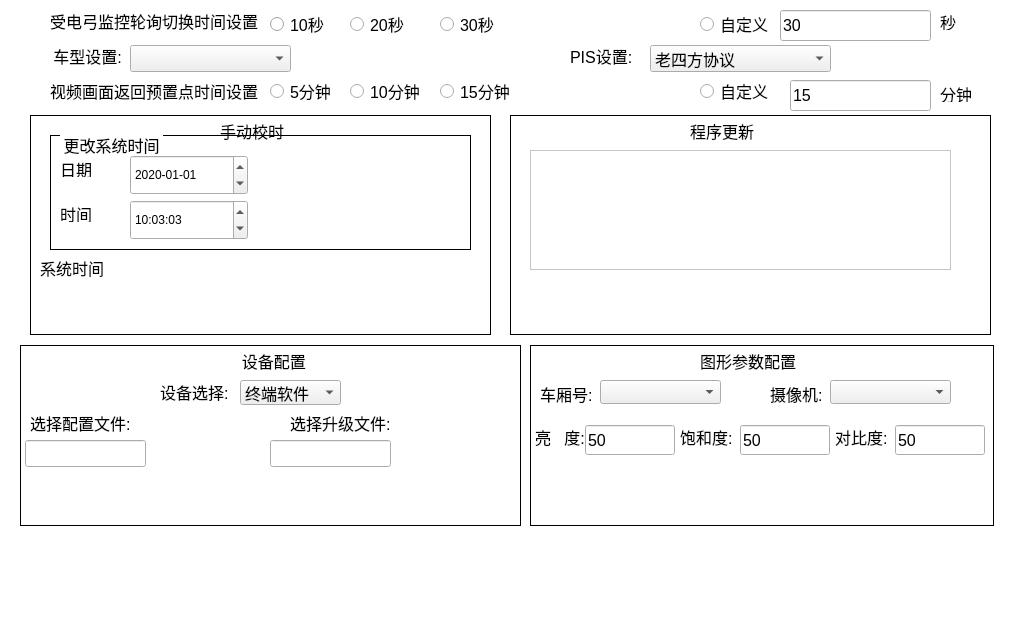
Before: the Qt Designer form devupdatewidget.ui in 1157889734/monitor_clent, drawn with Qt 5.
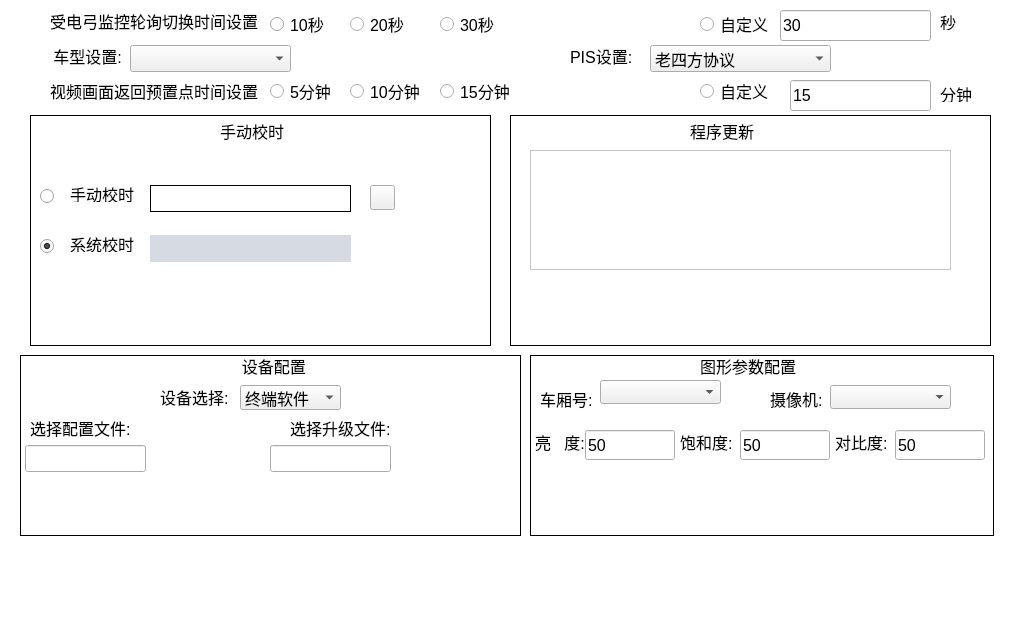
After: the same form once the commit is applied. Icons and pictures are not drawn.

Commit message: 1.修改时间显示窗口 2.修改升级配置文件方式 3.打开调试打印信息 4.未操作暂时禁止全屏显示

What changed in the file:
```diff
--- a/devupdatewidget.ui
+++ b/devupdatewidget.ui
@@ -569,7 +569,7 @@
     <property name="geometry">
      <rect>
       <x>5</x>
-      <y>325</y>
+      <y>330</y>
       <width>121</width>
       <height>27</height>
      </rect>
@@ -584,7 +584,7 @@
     <property name="geometry">
      <rect>
       <x>565</x>
-      <y>310</y>
+      <y>315</y>
       <width>90</width>
       <height>30</height>
      </rect>
@@ -602,7 +602,7 @@
     <property name="geometry">
      <rect>
       <x>520</x>
-      <y>267</y>
+      <y>272</y>
       <width>51</width>
       <height>24</height>
      </rect>
@@ -623,7 +623,7 @@
     <property name="geometry">
      <rect>
       <x>130</x>
-      <y>323</y>
+      <y>330</y>
       <width>112</width>
       <height>32</height>
      </rect>
@@ -681,7 +681,7 @@
     <property name="geometry">
      <rect>
       <x>810</x>
-      <y>265</y>
+      <y>270</y>
       <width>121</width>
       <height>24</height>
      </rect>
@@ -699,7 +699,7 @@
     <property name="geometry">
      <rect>
       <x>875</x>
-      <y>310</y>
+      <y>315</y>
       <width>90</width>
       <height>30</height>
      </rect>
@@ -734,7 +734,7 @@
    <widget class="QPushButton" name="timeAdjustPushButton">
     <property name="geometry">
      <rect>
-      <x>180</x>
+      <x>170</x>
       <y>170</y>
       <width>137</width>
       <height>39</height>
@@ -758,7 +758,7 @@
     <property name="geometry">
      <rect>
       <x>680</x>
-      <y>235</y>
+      <y>240</y>
       <width>101</width>
       <height>21</height>
      </rect>
@@ -776,7 +776,7 @@
     <property name="geometry">
      <rect>
       <x>220</x>
-      <y>265</y>
+      <y>270</y>
       <width>101</width>
       <height>25</height>
      </rect>
@@ -796,7 +796,7 @@
     <property name="geometry">
      <rect>
       <x>720</x>
-      <y>310</y>
+      <y>315</y>
       <width>90</width>
       <height>30</height>
      </rect>
@@ -814,7 +814,7 @@
     <property name="geometry">
      <rect>
       <x>700</x>
-      <y>355</y>
+      <y>360</y>
       <width>161</width>
       <height>43</height>
      </rect>
@@ -838,24 +838,11 @@
      <string/>
     </property>
    </widget>
-   <widget class="QLabel" name="systimeAdjustLabel">
-    <property name="geometry">
-     <rect>
-      <x>260</x>
-      <y>145</y>
-      <width>91</width>
-      <height>21</height>
-     </rect>
-    </property>
-    <property name="text">
-     <string/>
-    </property>
-   </widget>
    <widget class="QLabel" name="saturationLabel">
     <property name="geometry">
      <rect>
       <x>660</x>
-      <y>310</y>
+      <y>315</y>
       <width>52</width>
       <height>24</height>
      </rect>
@@ -876,7 +863,7 @@
     <property name="geometry">
      <rect>
       <x>515</x>
-      <y>310</y>
+      <y>315</y>
       <width>51</width>
       <height>24</height>
      </rect>
@@ -925,7 +912,7 @@
     <property name="geometry">
      <rect>
       <x>10</x>
-      <y>295</y>
+      <y>300</y>
       <width>101</width>
       <height>25</height>
      </rect>
@@ -946,7 +933,7 @@
     <property name="geometry">
      <rect>
       <x>750</x>
-      <y>267</y>
+      <y>272</y>
       <width>61</width>
       <height>24</height>
      </rect>
@@ -967,7 +954,7 @@
     <property name="geometry">
      <rect>
       <x>815</x>
-      <y>310</y>
+      <y>315</y>
       <width>52</width>
       <height>24</height>
      </rect>
@@ -988,7 +975,7 @@
     <property name="geometry">
      <rect>
       <x>50</x>
-      <y>365</y>
+      <y>370</y>
       <width>82</width>
       <height>37</height>
      </rect>
@@ -1015,38 +1002,11 @@
      <string/>
     </property>
    </widget>
-   <widget class="QLabel" name="sysDataAdjustLabel">
-    <property name="geometry">
-     <rect>
-      <x>110</x>
-      <y>145</y>
-      <width>131</width>
-      <height>21</height>
-     </rect>
-    </property>
-    <property name="minimumSize">
-     <size>
-      <width>0</width>
-      <height>0</height>
-     </size>
-    </property>
-    <property name="font">
-     <font>
-      <pointsize>10</pointsize>
-     </font>
-    </property>
-    <property name="styleSheet">
-     <string notr="true"/>
-    </property>
-    <property name="text">
-     <string/>
-    </property>
-   </widget>
    <widget class="QLabel" name="devConfigLabel">
     <property name="geometry">
      <rect>
       <x>40</x>
-      <y>235</y>
+      <y>240</y>
       <width>351</width>
       <height>21</height>
      </rect>
@@ -1088,7 +1048,7 @@
     <property name="geometry">
      <rect>
       <x>140</x>
-      <y>265</y>
+      <y>270</y>
       <width>67</width>
       <height>24</height>
      </rect>
@@ -1102,24 +1062,6 @@
      <string>设备选择:</string>
     </property>
    </widget>
-   <widget class="QLabel" name="label_5">
-    <property name="geometry">
-     <rect>
-      <x>20</x>
-      <y>140</y>
-      <width>67</width>
-      <height>25</height>
-     </rect>
-    </property>
-    <property name="font">
-     <font>
-      <pointsize>12</pointsize>
-     </font>
-    </property>
-    <property name="text">
-     <string>系统时间</string>
-    </property>
-   </widget>
    <widget class="QPushButton" name="updateBeginPushButton">
     <property name="geometry">
      <rect>
@@ -1152,7 +1094,7 @@
     <property name="geometry">
      <rect>
       <x>300</x>
-      <y>365</y>
+      <y>370</y>
       <width>112</width>
       <height>32</height>
      </rect>
@@ -1206,7 +1148,7 @@
     <property name="geometry">
      <rect>
       <x>250</x>
-      <y>325</y>
+      <y>330</y>
       <width>121</width>
       <height>27</height>
      </rect>
@@ -1221,7 +1163,7 @@
     <property name="geometry">
      <rect>
       <x>270</x>
-      <y>295</y>
+      <y>300</y>
       <width>101</width>
       <height>25</height>
      </rect>
@@ -1239,7 +1181,7 @@
     <property name="geometry">
      <rect>
       <x>380</x>
-      <y>325</y>
+      <y>330</y>
       <width>112</width>
       <height>32</height>
      </rect>
@@ -1282,155 +1224,13 @@
      <number>100</number>
     </property>
    </widget>
-   <widget class="QLabel" name="label_8">
-    <property name="geometry">
-     <rect>
-      <x>40</x>
-      <y>45</y>
-      <width>51</width>
-      <height>17</height>
-     </rect>
-    </property>
-    <property name="font">
-     <font>
-      <pointsize>12</pointsize>
-     </font>
-    </property>
-    <property name="text">
-     <string>日期</string>
-    </property>
-   </widget>
-   <widget class="QLabel" name="label_12">
-    <property name="geometry">
-     <rect>
-      <x>40</x>
-      <y>90</y>
-      <width>51</width>
-      <height>17</height>
-     </rect>
-    </property>
-    <property name="font">
-     <font>
-      <pointsize>12</pointsize>
-     </font>
-    </property>
-    <property name="text">
-     <string>时间</string>
-    </property>
-   </widget>
-   <widget class="QTimeEdit" name="timeEdit">
-    <property name="geometry">
-     <rect>
-      <x>110</x>
-      <y>85</y>
-      <width>118</width>
-      <height>40</height>
-     </rect>
-    </property>
-    <property name="dateTime">
-     <datetime>
-      <hour>10</hour>
-      <minute>3</minute>
-      <second>3</second>
-      <year>2000</year>
-      <month>1</month>
-      <day>1</day>
-     </datetime>
-    </property>
-    <property name="displayFormat">
-     <string>hh:mm:ss</string>
-    </property>
-   </widget>
-   <widget class="QPushButton" name="timeSetPushButton">
-    <property name="geometry">
-     <rect>
-      <x>280</x>
-      <y>60</y>
-      <width>112</width>
-      <height>32</height>
-     </rect>
-    </property>
-    <property name="font">
-     <font>
-      <pointsize>12</pointsize>
-     </font>
-    </property>
-    <property name="styleSheet">
-     <string notr="true">QPushButton{
-background-image: url(:/monres/sure.bmp);
-border-color: rgb(255, 255, 255);
-border-width: 1px;
-border-style: solid;}
-
-QPushButton:pressed
-{background-color: rgb(86, 164, 246);color: rgb(255, 255, 255);border-color: rgb(170, 170, 170);border-width: 2px;border-style: solid;}</string>
-    </property>
-    <property name="text">
-     <string/>
-    </property>
-   </widget>
-   <widget class="QDateEdit" name="dateEdit">
-    <property name="geometry">
-     <rect>
-      <x>110</x>
-      <y>40</y>
-      <width>118</width>
-      <height>40</height>
-     </rect>
-    </property>
-    <property name="displayFormat">
-     <string>yyyy-MM-dd</string>
-    </property>
-    <property name="date">
-     <date>
-      <year>2020</year>
-      <month>1</month>
-      <day>1</day>
-     </date>
-    </property>
-   </widget>
-   <widget class="QGroupBox" name="groupBox">
-    <property name="geometry">
-     <rect>
-      <x>30</x>
-      <y>20</y>
-      <width>421</width>
-      <height>115</height>
-     </rect>
-    </property>
-    <property name="font">
-     <font>
-      <pointsize>12</pointsize>
-     </font>
-    </property>
-    <property name="styleSheet">
-     <string notr="true">QGroupBox{
-	border-width:1px;
-	border-style:solid;
-	border-color:black;
-	margin-top:1ex;
-}
-QGroupBox:title{
-	subcontrol-orgin:0 10px;
-	subcontrol-position: top left;
-	left:10px;
-	top:-1ex;
-	margin-left:0px;
-	padding:0 1px;
-}
-</string>
-    </property>
-    <property name="title">
-     <string>更改系统时间</string>
-    </property>
-   </widget>
    <widget class="QGroupBox" name="groupBox_2">
     <property name="geometry">
      <rect>
       <x>490</x>
       <y>0</y>
       <width>481</width>
-      <height>220</height>
+      <height>231</height>
      </rect>
     </property>
     <property name="styleSheet">
@@ -1450,7 +1250,7 @@
       <x>10</x>
       <y>0</y>
       <width>461</width>
-      <height>220</height>
+      <height>231</height>
      </rect>
     </property>
     <property name="styleSheet">
@@ -1463,12 +1263,102 @@
     <property name="title">
      <string/>
     </property>
+    <widget class="QLabel" name="sysTimeAdjustLabel">
+     <property name="geometry">
+      <rect>
+       <x>120</x>
+       <y>120</y>
+       <width>201</width>
+       <height>27</height>
+      </rect>
+     </property>
+     <property name="font">
+      <font>
+       <pointsize>12</pointsize>
+      </font>
+     </property>
+     <property name="styleSheet">
+      <string notr="true">background-color: rgb(214, 218, 226);
+color: rgb(0, 0, 0);</string>
+     </property>
+     <property name="text">
+      <string/>
+     </property>
+    </widget>
+    <widget class="QLabel" name="label_8">
+     <property name="geometry">
+      <rect>
+       <x>40</x>
+       <y>120</y>
+       <width>67</width>
+       <height>17</height>
+      </rect>
+     </property>
+     <property name="font">
+      <font>
+       <pointsize>12</pointsize>
+      </font>
+     </property>
+     <property name="text">
+      <string>系统校时</string>
+     </property>
+    </widget>
+    <widget class="QLabel" name="label_11">
+     <property name="geometry">
+      <rect>
+       <x>40</x>
+       <y>70</y>
+       <width>67</width>
+       <height>17</height>
+      </rect>
+     </property>
+     <property name="font">
+      <font>
+       <pointsize>12</pointsize>
+      </font>
+     </property>
+     <property name="text">
+      <string>手动校时</string>
+     </property>
+    </widget>
+    <widget class="QRadioButton" name="setManalTimeRadioButton">
+     <property name="geometry">
+      <rect>
+       <x>10</x>
+       <y>70</y>
+       <width>21</width>
+       <height>22</height>
+      </rect>
+     </property>
+     <property name="text">
+      <string/>
+     </property>
+     <property name="checked">
+      <bool>false</bool>
+     </property>
+    </widget>
+    <widget class="QRadioButton" name="setSysTimeRadioButton">
+     <property name="geometry">
+      <rect>
+       <x>10</x>
+       <y>120</y>
+       <width>21</width>
+       <height>22</height>
+      </rect>
+     </property>
+     <property name="text">
+      <string/>
+     </property>
+     <property name="checked">
+      <bool>true</bool>
+     </property>
+    </widget>
    </widget>
    <widget class="QGroupBox" name="groupBox_4">
     <property name="geometry">
      <rect>
       <x>0</x>
-      <y>230</y>
+      <y>240</y>
       <width>501</width>
       <height>181</height>
      </rect>
@@ -1488,7 +1378,7 @@
     <property name="geometry">
      <rect>
       <x>510</x>
-      <y>230</y>
+      <y>240</y>
       <width>464</width>
       <height>181</height>
      </rect>
@@ -1504,6 +1394,44 @@
      <string/>
     </property>
    </widget>
+   <widget class="QLineEdit" name="timeSetLineEdit">
+    <property name="geometry">
+     <rect>
+      <x>130</x>
+      <y>70</y>
+      <width>201</width>
+      <height>27</height>
+     </rect>
+    </property>
+    <property name="font">
+     <font>
+      <pointsize>12</pointsize>
+     </font>
+    </property>
+    <property name="styleSheet">
+     <string notr="true">color: rgb(0, 0, 0);
+background-color: rgb(255, 255, 255);
+border-color: rgb(0, 0, 0);
+border-width: 1px;
+border-style: solid;</string>
+    </property>
+   </widget>
+   <widget class="QPushButton" name="timeSetPushButton_2">
+    <property name="geometry">
+     <rect>
+      <x>350</x>
+      <y>70</y>
+      <width>25</width>
+      <height>25</height>
+     </rect>
+    </property>
+    <property name="styleSheet">
+     <string notr="true">border-image: url(:/res/time_set.png);</string>
+    </property>
+    <property name="text">
+     <string/>
+    </property>
+   </widget>
    <zorder>groupBox_5</zorder>
    <zorder>groupBox_4</zorder>
    <zorder>groupBox_3</zorder>
```
Left out of the diff: 14 changed lines with no effect on the pictures. The commit also changes 67 other files.
